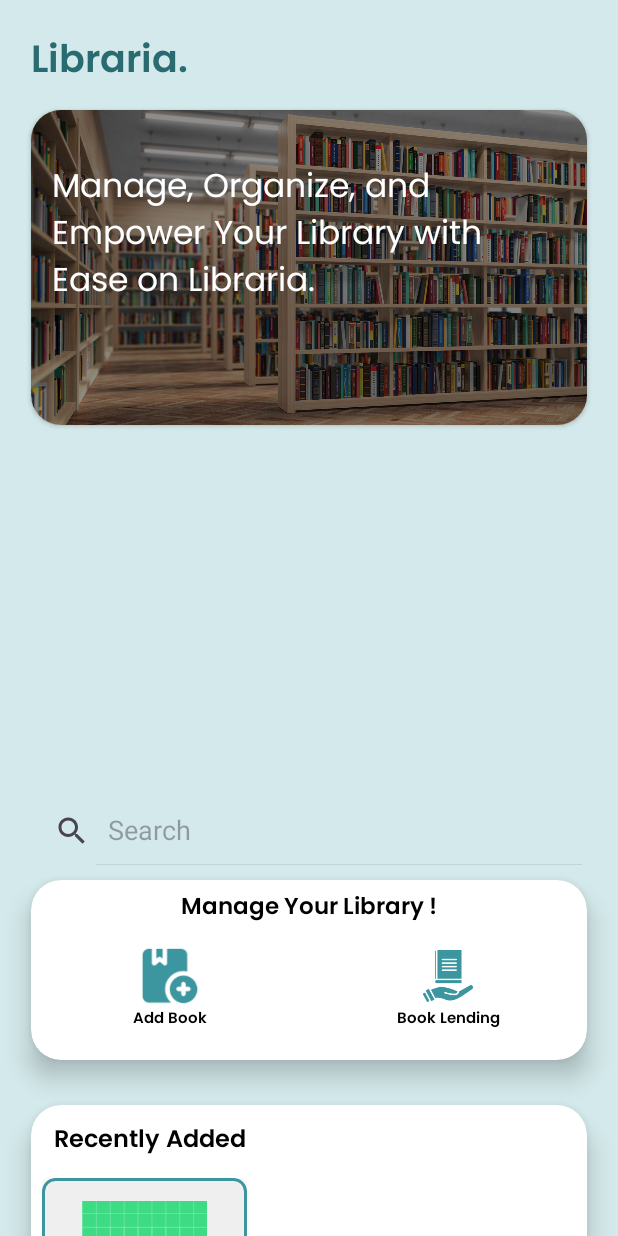
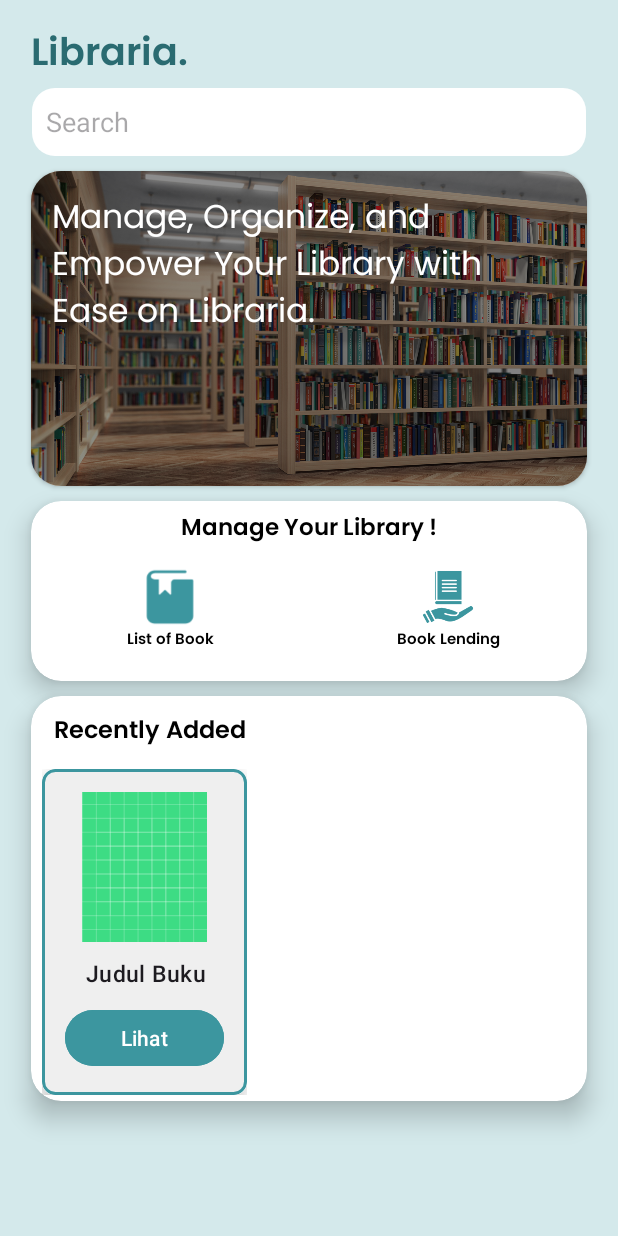
Before and after one commit to ilhamsuryap/perpusMobile, an Android app: the layout activity_home_user.xml on its own in the app's theme, with its tools: preview values and no code run, on a phone screen of 412 x 824 dp. Run offline under Robolectric (Android 15) with nearby library versions, the phone set to English and light mode, and no system bars.

Commit message:
Home User (membenahi fitur search, recently (membatasi 5 item), mengubah menu)

```diff
--- a/app/build.gradle.kts
+++ b/app/build.gradle.kts
@@ -12,7 +12,7 @@ android {
 
     defaultConfig {
         applicationId = "com.example.perpustakaan"
-        minSdk = 24
+        minSdk = 28
         targetSdk = 35
         versionCode = 1
         versionName = "1.0"
@@ -65,6 +65,7 @@ dependencies {
     implementation(libs.kotlinx.coroutines.core)
     implementation(libs.kotlinx.coroutines.android)
     implementation(libs.kotlinx.serialization.json)
+    implementation(libs.car.ui.lib)
 
     // Room dependencies (Use KSP for Room annotation processing)
     val room_version = "2.6.1"
--- a/app/src/main/AndroidManifest.xml
+++ b/app/src/main/AndroidManifest.xml
@@ -33,6 +33,10 @@
             android:name=".HomeActivity"
             android:exported="true" />
         <activity
+            android:name=".search"
+            android:exported="true" />
+
+        <activity
             android:name=".pinjamActivity.PinjamBukuActivity"
             android:exported="true" />
         <!--        <activity-->
--- a/app/src/main/java/com/example/perpustakaan/AdapterHome.kt
+++ b/app/src/main/java/com/example/perpustakaan/AdapterHome.kt
@@ -45,7 +45,7 @@ class AdapterHome(
                 // Tidak ada penanganan spesifik untuk iklan dalam kasus ini
             }
             ViewType.BOOK.ordinal -> {
-                val bookPosition = position - (position / 6)
+                val bookPosition = position - (position / 4)
                 val book = bookList[bookPosition]
                 (holder as HomeViewHolder).apply {
                     bookTitle.text = book.judul
@@ -61,7 +61,7 @@ class AdapterHome(
     }
 
     override fun getItemCount(): Int {
-        return bookList.size + (bookList.size / 5)
+        return bookList.size + (bookList.size / 4)
     }
 
     inner class HomeViewHolder(itemView: View) : RecyclerView.ViewHolder(itemView) {
--- a/app/src/main/java/com/example/perpustakaan/ViewModel/BukuViewModel.kt
+++ b/app/src/main/java/com/example/perpustakaan/ViewModel/BukuViewModel.kt
@@ -53,6 +53,8 @@ class BukuViewModel(application: Application) : AndroidViewModel(application) {
         }
     }
 
+
+
 //    // Fungsi untuk sinkronisasi data dari Firebase ke Room
 //    fun syncBukuFromFirebase() {
 //        bukuRepository.syncBukuFromFirebase()
--- a/app/src/main/res/layout/activity_home.xml
+++ b/app/src/main/res/layout/activity_home.xml
@@ -120,7 +120,7 @@
         android:translationZ="10dp"/>
 
     <ImageView
-        android:id="@+id/icon_addbook"
+        android:id="@+id/icon_openbook"
         android:layout_width="37dp"
         android:layout_height="40dp"
         android:layout_marginTop="12dp"
@@ -163,7 +163,7 @@
         android:translationZ="10dp"
         app:layout_constraintEnd_toStartOf="@id/guideCenter"
         app:layout_constraintStart_toStartOf="@id/cardLibrary"
-        app:layout_constraintTop_toBottomOf="@+id/icon_addbook" />
+        app:layout_constraintTop_toBottomOf="@+id/icon_openbook" />
 
 
     <TextView
@@ -189,7 +189,7 @@
         android:textSize="10dp"
         app:layout_constraintEnd_toEndOf="@id/cardLibrary"
         app:layout_constraintStart_toEndOf="@+id/guideCenter"
-        app:layout_constraintTop_toBottomOf="@id/icon_addbook"
+        app:layout_constraintTop_toBottomOf="@id/icon_openbook"
         android:translationZ="10dp"/>
 
 </androidx.constraintlayout.widget.ConstraintLayout>
--- a/app/src/main/res/layout/activity_home_user.xml
+++ b/app/src/main/res/layout/activity_home_user.xml
@@ -7,7 +7,7 @@
     android:backgroundTint="#D4E9EB"
     android:layout_width="match_parent"
     android:layout_height="match_parent"
-    tools:context=".homeUser">
+    tools:context=".UserACTIVITY.HomeUser">
 
     <androidx.constraintlayout.widget.Guideline
         android:id="@+id/guideKiri"
@@ -34,7 +34,7 @@
         android:id="@+id/title"
         android:layout_width="wrap_content"
         android:layout_height="wrap_content"
-        android:layout_marginTop="20dp"
+        android:layout_marginTop="15dp"
         android:text="Libraria."
         android:fontFamily="@font/poppinssemibold"
         android:textStyle="bold"
@@ -64,12 +64,13 @@
         app:cardCornerRadius="20dp"
         app:layout_constraintEnd_toStartOf="@id/guideKanan"
         app:layout_constraintStart_toEndOf="@id/guideKiri"
-        app:layout_constraintTop_toBottomOf="@id/title">
+        app:layout_constraintTop_toBottomOf="@id/editTextSearch"
+        >
 
         <ImageView
             android:id="@+id/header"
             android:layout_width="match_parent"
-            android:layout_height="match_parent"
+            android:layout_height="wrap_content"
             android:scaleType="centerCrop"
             android:src="@drawable/perpus" />
 
@@ -82,28 +83,30 @@
         <TextView
             android:id="@+id/header_text"
             android:layout_width="wrap_content"
-            android:layout_height="wrap_content"
+            android:layout_height="match_parent"
+            android:fontFamily="@font/poppinsregular"
             android:padding="14dp"
-            android:fontFamily="@font/poppinsregular"
             android:text="Manage, Organize, and Empower Your Library with Ease on Libraria."
             android:textColor="@color/white"
-            android:textSize="22sp"
-            android:translationZ="2dp"
-            android:layout_marginTop="20dp" />
+            android:textSize="22sp" />
 
     </androidx.cardview.widget.CardView>
 
-    <androidx.appcompat.widget.SearchView
-        android:id="@+id/searchView"
-        android:layout_width="match_parent"
+
+    <EditText
+        android:id="@+id/editTextSearch"
+        android:layout_marginHorizontal="21dp"
+        android:layout_width="0dp"
         android:layout_height="45dp"
-        android:layout_marginHorizontal="16dp"
-        android:textColor="@color/black"
-        app:queryHint="Search"
-        app:iconifiedByDefault="false"
-        app:layout_constraintBottom_toBottomOf="parent"
-        app:layout_constraintTop_toBottomOf="@+id/cardImage"
-        tools:ignore="HardcodedText" />
+        android:layout_weight="1"
+        app:layout_constraintStart_toStartOf="parent"
+        app:layout_constraintEnd_toEndOf="parent"
+        app:layout_constraintTop_toBottomOf="@id/title"
+        android:hint="  Search"
+        android:textSize="18sp"
+        android:background="@drawable/kotak_putih"/>
+
+
 
     <androidx.cardview.widget.CardView
         android:id="@+id/cardLibrary"
@@ -114,7 +117,7 @@
         app:cardElevation="10dp"
         app:layout_constraintEnd_toStartOf="@id/guideKanan"
         app:layout_constraintStart_toEndOf="@id/guideKiri"
-        app:layout_constraintTop_toBottomOf="@id/searchView"/>
+        app:layout_constraintTop_toBottomOf="@id/cardImage"/>
 
     <TextView
         android:id="@+id/manage_library"
@@ -131,11 +134,11 @@
         android:translationZ="10dp"/>
 
     <ImageView
-        android:id="@+id/icon_addbook"
+        android:id="@+id/icon_openbook"
         android:layout_width="37dp"
         android:layout_height="40dp"
         android:layout_marginTop="12dp"
-        android:src="@drawable/addbook"
+        android:src="@drawable/openbook"
         android:translationZ="10dp"
         app:layout_constraintEnd_toStartOf="@id/guideCenter"
         app:layout_constraintStart_toStartOf="@id/cardLibrary"
@@ -153,17 +156,17 @@
         app:layout_constraintTop_toBottomOf="@id/manage_library" />
 
     <TextView
-        android:id="@+id/addbook"
+        android:id="@+id/openbook"
         android:layout_width="wrap_content"
         android:layout_height="wrap_content"
         android:fontFamily="@font/poppinssemibold"
-        android:text="Add Book"
+        android:text="List of Book"
         android:textColor="@color/black"
         android:textSize="10dp"
         android:translationZ="10dp"
         app:layout_constraintEnd_toStartOf="@id/guideCenter"
         app:layout_constraintStart_toStartOf="@id/cardLibrary"
-        app:layout_constraintTop_toBottomOf="@+id/icon_addbook" />
+        app:layout_constraintTop_toBottomOf="@+id/icon_openbook" />
 
     <TextView
         android:id="@+id/borrowbook"
@@ -175,14 +178,14 @@
         android:textSize="10dp"
         app:layout_constraintEnd_toEndOf="@id/cardLibrary"
         app:layout_constraintStart_toEndOf="@+id/guideCenter"
-        app:layout_constraintTop_toBottomOf="@id/icon_addbook"
+        app:layout_constraintTop_toBottomOf="@id/icon_openbook"
         android:translationZ="10dp"/>
 
     <androidx.cardview.widget.CardView
         android:id="@+id/cardlist"
         android:layout_width="0dp"
         android:layout_height="270dp"
-        android:layout_marginTop="30dp"
+        android:layout_marginTop="10dp"
         app:cardCornerRadius="20dp"
         app:cardElevation="10dp"
         app:layout_constraintEnd_toStartOf="@id/guideKanan"
--- a/gradle/libs.versions.toml
+++ b/gradle/libs.versions.toml
@@ -17,6 +17,7 @@ recyclerview = "1.3.2"
 roomCompiler = "2.6.1"
 uiDesktop = "1.7.0"
 firebaseDatabase = "21.0.0"
+carUiLib = "2.6.0"
 
 [libraries]
 androidx-activity-ktx = { module = "androidx.activity:activity-ktx", version.ref = "activityKtx" }
@@ -37,6 +38,7 @@ androidx-activity = { group = "androidx.activity", name = "activity", version.re
 androidx-constraintlayout = { group = "androidx.constraintlayout", name = "constraintlayout", version.ref = "constraintlayout" }
 androidx-ui-desktop = { group = "androidx.compose.ui", name = "ui-desktop", version.ref = "uiDesktop" }
 firebase-database = { group = "com.google.firebase", name = "firebase-database", version.ref = "firebaseDatabase" }
+car-ui-lib = { group = "com.android.car.ui", name = "car-ui-lib", version.ref = "carUiLib" }
 
 [plugins]
 android-application = { id = "com.android.application", version.ref = "agp" }
```
Also changed, not shown: app/src/main/java/com/example/perpustakaan/HomeActivity.kt (+4 -8 lines), app/src/main/java/com/example/perpustakaan/UserACTIVITY/UserHomeActivity.kt (+94 -9 lines), app/src/main/java/com/example/perpustakaan/homeUser.kt (deleted, +0 -20 lines), app/src/main/java/com/example/perpustakaan/search.kt (+85 -85 lines).
